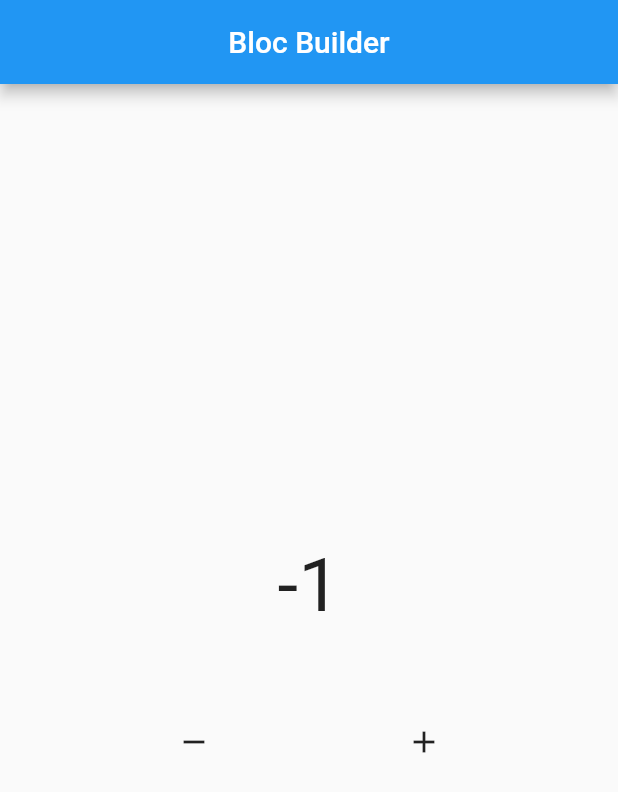
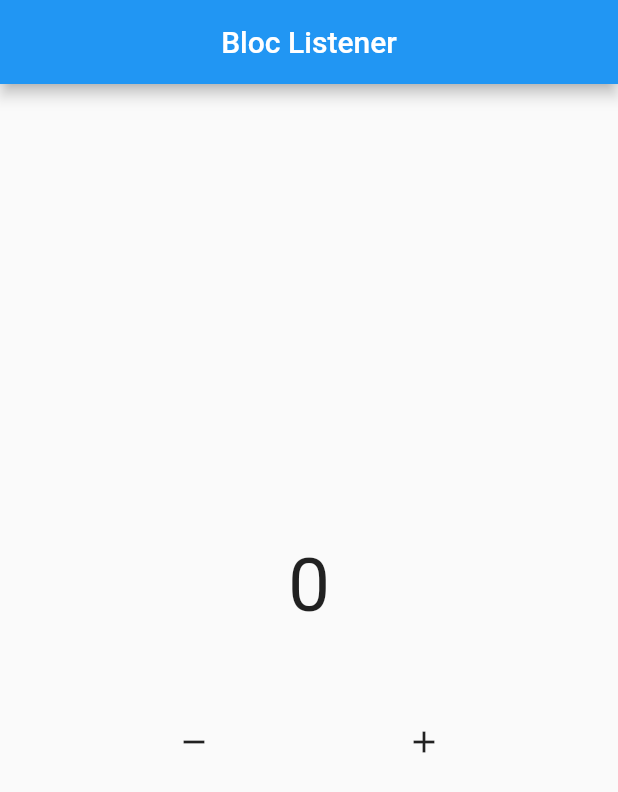
Before and after one commit to baimprogramer2016/flutter-sample-bloc, a Flutter app: the screen it shows after launch, after a tap on the "remove" icon, after a tap on the "add" icon, on a phone screen of 412 x 824 dp. Shown: the top 792 px of the screen. Run offline on Flutter 3.47's test engine with Material 2 defaults, Android fonts, the phone set to English and light mode, and no system bars; our stand-ins replace bloc, flutter_bloc.

Commit message:
Commit Bloc Listener

```diff
--- a/lib/bloc/counter.dart
+++ b/lib/bloc/counter.dart
@@ -10,7 +10,7 @@ class Counter extends Cubit<int> {
   @override
   void onChange(Change<int> change) {
     super.onChange(change);
-    print(change);
+    // print(change);
   }
 
   @override
--- a/lib/pages/home.dart
+++ b/lib/pages/home.dart
@@ -9,21 +9,35 @@ class HomePage extends StatelessWidget {
   Widget build(BuildContext context) {
     return Scaffold(
       appBar: AppBar(
-        title: const Text("Bloc Builder"),
+        title: const Text("Bloc Listener"),
         centerTitle: true,
       ),
       body: Column(mainAxisAlignment: MainAxisAlignment.center, children: [
-        BlocBuilder<Counter, int>(
+        BlocListener<Counter, int>(
           bloc: myCounter,
-          buildWhen: (previous, current) {
-            return (current % 2 == 1) ? true : false;
-          },
-          builder: (context, state) {
-            return Text(
-              '$state',
-              style: const TextStyle(fontSize: 50),
+          listener: (context, state) {
+            ScaffoldMessenger.of(context).showSnackBar(
+              SnackBar(
+                  duration: const Duration(seconds: 2),
+                  content: Text("Muncul Notif jika $state")),
             );
           },
+          listenWhen: (previous, current) {
+            if (current == 5) {
+              return true;
+            } else {
+              return false;
+            }
+          },
+          child: BlocBuilder<Counter, int>(
+            bloc: myCounter,
+            builder: (context, state) {
+              return Text(
+                '$state',
+                style: const TextStyle(fontSize: 50),
+              );
+            },
+          ),
         ),
         const SizedBox(
           height: 50,
```
Also changed, not shown: 1 other file.
